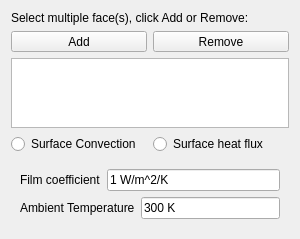
The window that src/Mod/Fem/Gui/TaskFemConstraintHeatflux.ui (southseact-3d/fcd) describes before a commit, drawn with Qt 5.
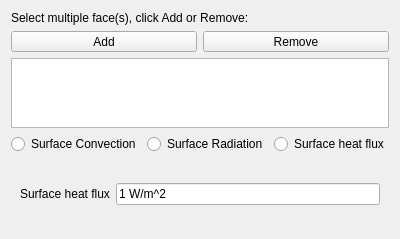
The same window after the commit. The open tabs and pages were chosen to show the change. Custom widgets are drawn as their Qt base class.

Commit message:
Fem: Add radiation heat transfer (#13466)
* FEM: Add radiation heat transfer
* FEM: Add radiation heat transfer to CalculiX writer
* FEM: Update .inp files
* Fem: Rename heat flux ui members

---------

What changed in the file:
```diff
--- a/src/Mod/Fem/Gui/TaskFemConstraintHeatflux.ui
+++ b/src/Mod/Fem/Gui/TaskFemConstraintHeatflux.ui
@@ -69,6 +69,13 @@
        </property>
       </widget>
      </item>
+     <item>
+      <widget class="QRadioButton" name="rb_radiation">
+       <property name="text">
+        <string>Surface Radiation</string>
+       </property>
+      </widget>
+     </item>
      <item>
       <widget class="QRadioButton" name="rb_dflux">
        <property name="text">
@@ -121,7 +128,7 @@
             </widget>
            </item>
            <item>
-            <widget class="Gui::InputField" name="if_ambienttemp">
+            <widget class="Gui::InputField" name="if_ambienttemp_conv">
              <property name="text">
               <string>300 K</string>
              </property>
```
Left out of the diff: 65 changed lines with no effect on the pictures. The commit also changes 39 other files.
